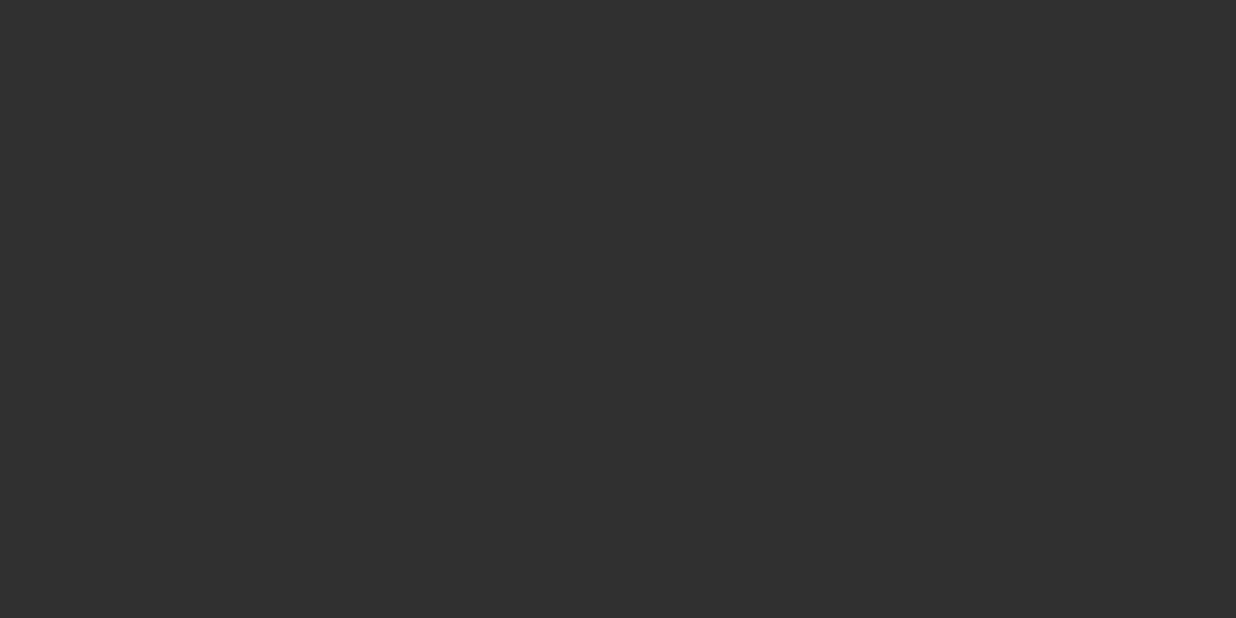
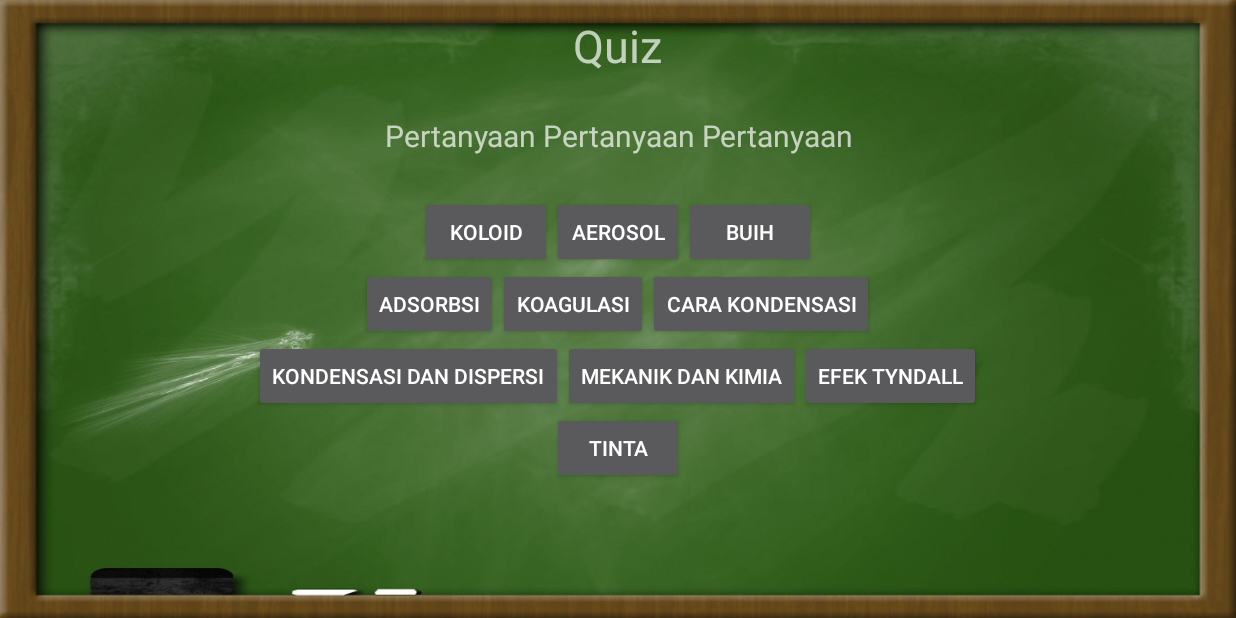
Before and after one commit to nandawawank/KimOnDroid, an Android app: the QuizActivity screen opened directly, with no data from a screen before it, on a phone screen of 824 x 412 dp (held sideways). Before the commit the screen is empty. Run offline under Robolectric (Android 15) with nearby library versions, the phone set to English and light mode, and no system bars; 1 statement that could not run was skipped.

Commit message:
Menambahkan layout untuk quiz

```diff
--- a/app/src/main/java/com/madwak/kimondroid/QuizActivity.java
+++ b/app/src/main/java/com/madwak/kimondroid/QuizActivity.java
@@ -2,8 +2,22 @@ package com.madwak.kimondroid;
 
 import android.support.v7.app.AppCompatActivity;
 import android.os.Bundle;
+import android.widget.TextView;
 
 public class QuizActivity extends AppCompatActivity {
+
+    String[] Pertanyaan = { "Campuran yang ukuran partikel terdispersinya berada di antara larutan dan suspensi adalah…",
+            "Sistem koloid dari pertikel padat atau cair yang terdispersi dalam gas adalah…",
+            "Sistem koloid dari gas yang terdispersi dalam zat cair adalah...",
+            "Peristiwa penyerapan muatan oleh permukaan-permukaan partikel koloid adalah...",
+            "Proses penggumpalan partikel-partikel koloid dalam suatu sistem koloid adalah...",
+            "Cara pembuatan sistem koloid dengan mengubah partikel-partikel larutan sejati menjadi pertikel koloid adalah...",
+            "Sebutkan beberapa cara pembuatan sistem koloid...",
+            "Koagulasi koloid dapat terjadi dengan dua cara...",
+            "Peristiwa penghamburan partikel koloid oleh cahaya adalah...",
+            "Contoh sistem koloid dari fase terdispersi padat dalam pendispersi cair adalah..."};
+
+    TextView tvQuestion = (TextView) findViewById(R.id.tvQuestion);
 
     @Override
     protected void onCreate(Bundle savedInstanceState) {
--- a/app/src/main/res/layout/activity_quiz.xml
+++ b/app/src/main/res/layout/activity_quiz.xml
@@ -1,9 +1,127 @@
 <?xml version="1.0" encoding="utf-8"?>
-<android.support.constraint.ConstraintLayout xmlns:android="http://schemas.android.com/apk/res/android"
+<RelativeLayout xmlns:android="http://schemas.android.com/apk/res/android"
     xmlns:app="http://schemas.android.com/apk/res-auto"
     xmlns:tools="http://schemas.android.com/tools"
     android:layout_width="match_parent"
     android:layout_height="match_parent"
+    android:background="@drawable/bg_quiz"
+    android:paddingRight="25dp"
+    android:paddingLeft="25dp"
     tools:context="com.madwak.kimondroid.QuizActivity">
 
-</android.support.constraint.ConstraintLayout>
+    <TextView
+        android:id="@+id/titleQuiz"
+        android:layout_width="wrap_content"
+        android:layout_height="wrap_content"
+        android:layout_centerHorizontal="true"
+        android:layout_marginTop="10dp"
+        android:text="Quiz"
+        android:textSize="30dp"
+        />
+
+    <TextView
+        android:id="@+id/tvQuestion"
+        android:layout_below="@id/titleQuiz"
+        android:layout_width="match_parent"
+        android:layout_height="80dp"
+        android:text="Pertanyaan Pertanyaan Pertanyaan"
+        android:textSize="20dp"
+        android:gravity="center" />
+
+    <LinearLayout
+        android:id="@+id/answerRow1"
+        android:layout_below="@id/tvQuestion"
+        android:layout_width="match_parent"
+        android:layout_height="wrap_content"
+        android:gravity="center"
+        android:orientation="horizontal">
+
+        <Button
+            android:id="@+id/btnAnswer1"
+            android:layout_width="wrap_content"
+            android:layout_height="wrap_content"
+            android:text="Koloid"/>
+
+        <Button
+            android:id="@+id/btnAnswer2"
+            android:layout_width="wrap_content"
+            android:layout_height="wrap_content"
+            android:text="Aerosol"/>
+
+        <Button
+            android:id="@+id/btnAnswer3"
+            android:layout_width="wrap_content"
+            android:layout_height="wrap_content"
+            android:text="Buih"/>
+    </LinearLayout>
+
+    <LinearLayout
+        android:id="@+id/answerRow2"
+        android:layout_below="@id/answerRow1"
+        android:layout_width="match_parent"
+        android:layout_height="wrap_content"
+        android:gravity="center"
+        android:orientation="horizontal">
+
+        <Button
+            android:id="@+id/btnAnswer4"
+            android:layout_width="wrap_content"
+            android:layout_height="wrap_content"
+            android:text="Adsorbsi"/>
+
+        <Button
+            android:id="@+id/btnAnswer5"
+            android:layout_width="wrap_content"
+            android:layout_height="wrap_content"
+            android:text="Koagulasi"/>
+
+        <Button
+            android:id="@+id/btnAnswer6"
+            android:layout_width="wrap_content"
+            android:layout_height="wrap_content"
+            android:text="Cara Kondensasi"/>
+    </LinearLayout>
+
+    <LinearLayout
+        android:id="@+id/answerRow3"
+        android:layout_below="@id/answerRow2"
+        android:layout_width="match_parent"
+        android:layout_height="wrap_content"
+        android:gravity="center"
+        android:orientation="horizontal">
+
+        <Button
+            android:id="@+id/btnAnswer7"
+            android:layout_width="wrap_content"
+            android:layout_height="wrap_content"
+            android:text="Kondensasi dan Dispersi"/>
+
+        <Button
+            android:id="@+id/btnAnswer8"
+            android:layout_width="wrap_content"
+            android:layout_height="wrap_content"
+            android:text="Mekanik dan Kimia"/>
+
+        <Button
+            android:id="@+id/btnAnswer9"
+            android:layout_width="wrap_content"
+            android:layout_height="wrap_content"
+            android:text="Efek Tyndall"/>
+    </LinearLayout>
+
+    <LinearLayout
+        android:id="@+id/answerRow4"
+        android:layout_below="@id/answerRow3"
+        android:layout_width="match_parent"
+        android:layout_height="wrap_content"
+        android:gravity="center"
+        android:orientation="horizontal">
+
+        <Button
+            android:id="@+id/btnAnswer10"
+            android:layout_width="wrap_content"
+            android:layout_height="wrap_content"
+            android:text="Tinta"/>
+    </LinearLayout>
+
+</RelativeLayout>
```
Also changed, not shown: app/src/main/res/drawable/bg_quiz.jpg (added).
